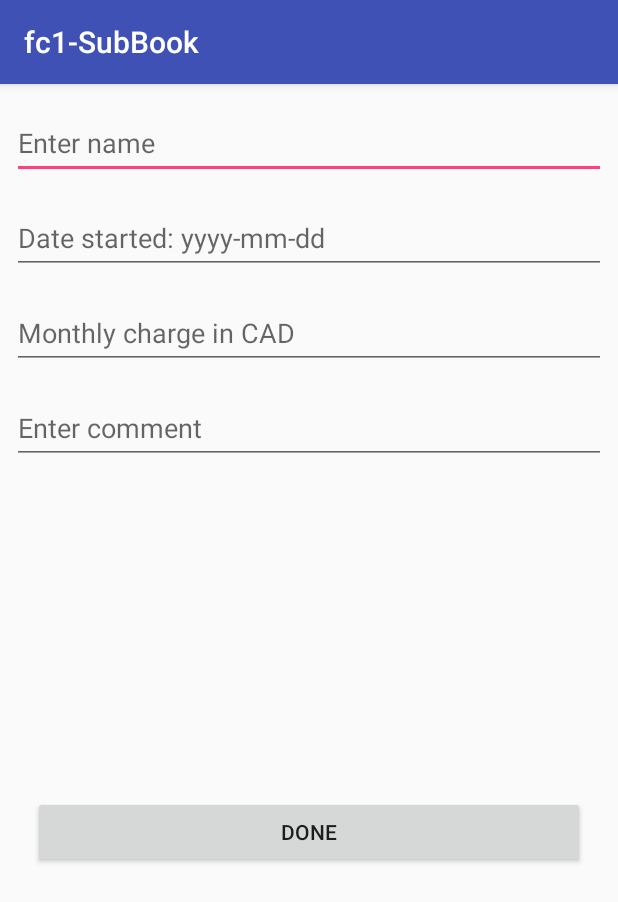
After one commit to Finicft/fc1-SubBook, an Android app: the EditActivity screen opened directly, with no data from a screen before it, on a phone screen of 412 x 824 dp. The commit adds this screen. Shown: the top 902 px of the screen. Run offline under Robolectric (Android 15) with nearby library versions, the phone set to English and light mode, and no system bars.

Commit message:
View and Edit.

```diff
--- a/app/src/main/AndroidManifest.xml
+++ b/app/src/main/AndroidManifest.xml
@@ -25,7 +25,8 @@
                 android:name="android.support.PARENT_ACTIVITY"
                 android:value="com.example.fc1_subbook.MainActivity" />
         </activity>
-        <activity android:name=".ViewAndEditctivity"></activity>
+        <activity android:name=".ViewAndEditctivity" />
+        <activity android:name=".EditActivity"></activity>
     </application>
 
 </manifest>
--- /dev/null
+++ b/app/src/main/java/com/example/fc1_subbook/EditActivity.java
@@ -0,0 +1,15 @@
+package com.example.fc1_subbook;
+
+import android.support.v7.app.AppCompatActivity;
+import android.os.Bundle;
+
+public class EditActivity extends AppCompatActivity {
+
+    @Override
+    protected void onCreate(Bundle savedInstanceState) {
+        super.onCreate(savedInstanceState);
+        setContentView(R.layout.activity_edit);
+
+
+    }
+}
--- /dev/null
+++ b/app/src/main/res/layout/activity_edit.xml
@@ -0,0 +1,97 @@
+<?xml version="1.0" encoding="utf-8"?>
+<android.support.constraint.ConstraintLayout xmlns:android="http://schemas.android.com/apk/res/android"
+    xmlns:app="http://schemas.android.com/apk/res-auto"
+    xmlns:tools="http://schemas.android.com/tools"
+    android:layout_width="match_parent"
+    android:layout_height="match_parent"
+    tools:context="com.example.fc1_subbook.EditActivity">
+
+
+
+
+        <EditText
+            android:id="@+id/editName"
+            android:layout_width="0dp"
+            android:layout_height="47dp"
+            android:layout_marginEnd="8dp"
+            android:layout_marginStart="8dp"
+            android:layout_marginTop="16dp"
+            android:ems="10"
+            android:hint="@string/EnterName"
+            android:inputType="textPersonName"
+            app:layout_constraintEnd_toEndOf="parent"
+            app:layout_constraintHorizontal_bias="0.0"
+            app:layout_constraintLeft_toLeftOf="parent"
+            app:layout_constraintRight_toRightOf="parent"
+            app:layout_constraintStart_toStartOf="parent"
+            app:layout_constraintTop_toTopOf="parent" />
+
+        <EditText
+            android:id="@+id/editDate"
+            android:layout_width="0dp"
+            android:layout_height="47dp"
+            android:layout_marginEnd="8dp"
+            android:layout_marginStart="8dp"
+            android:layout_marginTop="16dp"
+            android:ems="10"
+            android:hint="@string/enterDate"
+            android:inputType="text"
+            app:layout_constraintLeft_toLeftOf="parent"
+            app:layout_constraintRight_toRightOf="parent"
+            app:layout_constraintTop_toBottomOf="@+id/editName"
+            app:layout_constraintBottom_toTopOf="@id/editBill"/>
+
+        <EditText
+            android:id="@+id/editBill"
+            android:layout_width="0dp"
+            android:layout_height="47dp"
+            android:layout_marginEnd="8dp"
+            android:layout_marginStart="8dp"
+            android:layout_marginTop="16dp"
+            android:ems="10"
+            android:hint="@string/enterBill"
+            android:inputType="text"
+            app:layout_constraintEnd_toEndOf="parent"
+            app:layout_constraintHorizontal_bias="0.0"
+            app:layout_constraintLeft_toLeftOf="parent"
+            app:layout_constraintRight_toRightOf="parent"
+            app:layout_constraintStart_toStartOf="parent"
+            app:layout_constraintTop_toBottomOf="@+id/editDate"
+            app:layout_constraintBottom_toTopOf="editComment"/>
+
+        <EditText
+            android:id="@+id/editComment"
+            android:layout_width="0dp"
+            android:layout_height="47dp"
+            android:layout_marginEnd="8dp"
+            android:layout_marginStart="8dp"
+            android:layout_marginTop="16dp"
+            android:ems="10"
+            android:hint="@string/enterComment"
+            android:inputType="textShortMessage"
+            app:layout_constraintEnd_toEndOf="parent"
+            app:layout_constraintHorizontal_bias="0.0"
+            app:layout_constraintLeft_toLeftOf="parent"
+            app:layout_constraintRight_toRightOf="parent"
+            app:layout_constraintStart_toStartOf="parent"
+            app:layout_constraintTop_toBottomOf="@+id/editBill" />
+
+    <Button
+        android:id="@+id/done"
+        android:layout_width="368dp"
+        android:layout_height="wrap_content"
+        android:layout_marginBottom="32dp"
+        android:layout_marginEnd="8dp"
+        android:layout_marginStart="8dp"
+        android:layout_marginTop="8dp"
+        android:text="@string/done"
+        app:layout_constraintBottom_toBottomOf="parent"
+        app:layout_constraintEnd_toEndOf="parent"
+        app:layout_constraintLeft_toLeftOf="parent"
+        app:layout_constraintRight_toRightOf="parent"
+        app:layout_constraintStart_toStartOf="parent"
+        app:layout_constraintTop_toBottomOf="@+id/editComment"
+        tools:text="@string/done" />
+
+
+</android.support.constraint.ConstraintLayout>
--- a/app/src/main/res/values/strings.xml
+++ b/app/src/main/res/values/strings.xml
@@ -10,5 +10,6 @@
     <string name="Clear">CLEAR</string>
     <string name="title_activity_view_and_edit">ViewAndEditActivity</string>
     <string name="Edit">EDIT</string>
-    <string name="HowToDelete" >Hold on to the item to delete</string>
+    <string name="HowToDelete">Hold on to the item to delete</string>
+    <string name="done">DONE</string>
 </resources>
```
Also changed, not shown: app/src/main/java/com/example/fc1_subbook/ViewAndEditctivity.java (+10 -10 lines), app/src/main/res/layout/activity_view.xml (renamed from app/src/main/res/layout/activity_view_and_editctivity.xml, +24 -21 lines).
